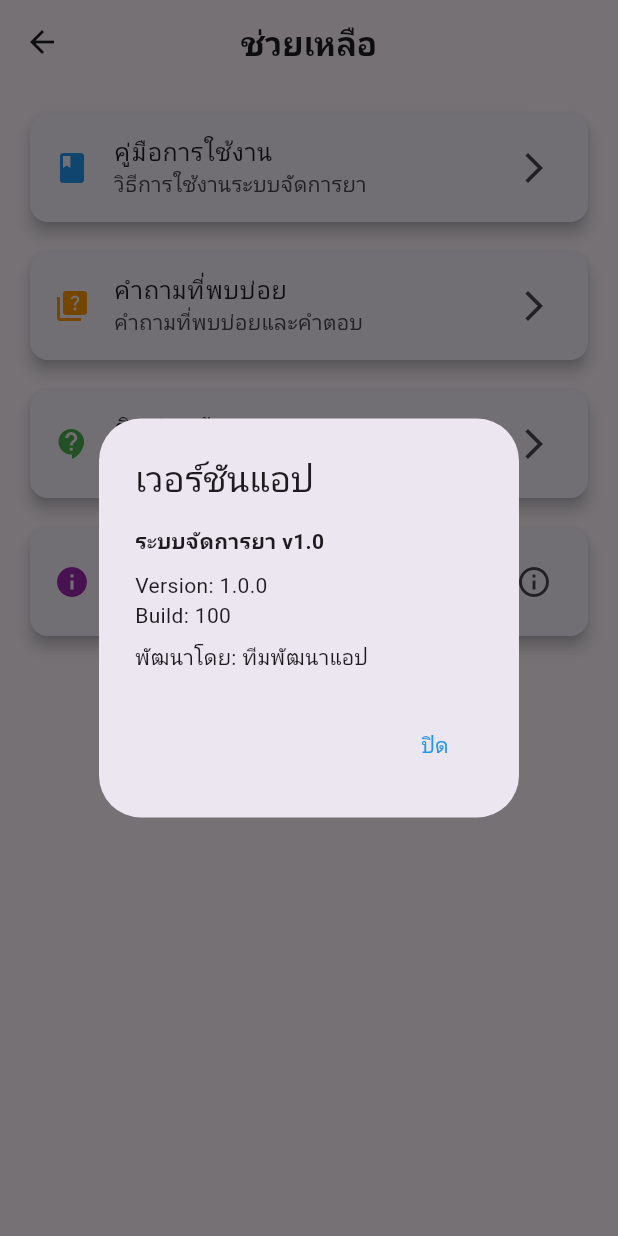
After one commit to SittikornPratomwan/DrugApp-Flutter, a Flutter app: the HelpPage screen opened directly, after a tap on "เวอร์ชันแอป", on a phone screen of 412 x 824 dp. The commit adds this screen. Run offline on Flutter 3.47's test engine with Material 3 defaults, Android fonts, the phone set to English and light mode, and no system bars.

Commit message:
help bottom

```diff
--- a/flutter_application_1/lib/---Menu---/drawerpage.dart
+++ b/flutter_application_1/lib/---Menu---/drawerpage.dart
@@ -2,6 +2,7 @@ import 'package:flutter/material.dart';
 import 'package:flutter_application_1/---Menu---/logout.dart';
 import '../---Menu---/adddrug.dart';
 import 'setting.dart';
+import 'help.dart';
 import '../---Translate---/locale_manager.dart';
 import '../---Translate---/vocabulary.dart';
 
@@ -126,7 +127,10 @@ class _DrawerPageState extends State<DrawerPage> {
             title: Text(AppLocalizations.get('help', currentLanguage)),
             onTap: () {
               Navigator.pop(context);
-              // Navigate to help page
+              Navigator.push(
+                context,
+                MaterialPageRoute(builder: (context) => const HelpPage()),
+              );
             },
           ),
 
--- /dev/null
+++ b/flutter_application_1/lib/---Menu---/help.dart
@@ -0,0 +1,170 @@
+import 'package:flutter/material.dart';
+import '../---Translate---/locale_manager.dart';
+import '../---Translate---/vocabulary.dart';
+
+class HelpPage extends StatefulWidget {
+  const HelpPage({super.key});
+
+  @override
+  State<HelpPage> createState() => _HelpPageState();
+}
+
+class _HelpPageState extends State<HelpPage> {
+  String get currentLanguage => localeManager.currentLocale.languageCode;
+
+  @override
+  Widget build(BuildContext context) {
+    return Scaffold(
+      appBar: AppBar(
+        title: Text(
+          AppLocalizations.get('help', currentLanguage),
+          style: const TextStyle(fontWeight: FontWeight.bold),
+        ),
+        centerTitle: true,
+      ),
+      body: ListView(
+        padding: const EdgeInsets.all(16.0),
+        children: [
+          Card(
+            elevation: 4,
+            child: ListTile(
+              leading: const Icon(Icons.book, color: Colors.blue),
+              title: Text(AppLocalizations.get('user_guide', currentLanguage)),
+              subtitle: Text(
+                currentLanguage == 'th'
+                  ? 'วิธีการใช้งานระบบจัดการยา'
+                  : 'How to use Drug Management System'
+              ),
+              trailing: const Icon(Icons.arrow_forward_ios),
+              onTap: () {
+                _showContentDialog(context,
+                  AppLocalizations.get('user_guide', currentLanguage),
+                  AppLocalizations.get('user_guide_content', currentLanguage)
+                );
+              },
+            ),
+          ),
+          const SizedBox(height: 12),
+          Card(
+            elevation: 4,
+            child: ListTile(
+              leading: const Icon(Icons.quiz, color: Colors.orange),
+              title: Text(AppLocalizations.get('faq', currentLanguage)),
+              subtitle: Text(
+                currentLanguage == 'th'
+                  ? 'คำถามที่พบบ่อยและคำตอบ'
+                  : 'Frequently Asked Questions'
+              ),
+              trailing: const Icon(Icons.arrow_forward_ios),
+              onTap: () {
+                _showContentDialog(context,
+                  AppLocalizations.get('faq', currentLanguage),
+                  AppLocalizations.get('faq_content', currentLanguage)
+                );
+              },
+            ),
+          ),
+          const SizedBox(height: 12),
+          Card(
+            elevation: 4,
+            child: ListTile(
+              leading: const Icon(Icons.contact_support, color: Colors.green),
+              title: Text(AppLocalizations.get('contact_support', currentLanguage)),
+              subtitle: Text(
+                currentLanguage == 'th'
+                  ? 'ติดต่อทีมสนับสนุน'
+                  : 'Contact our support team'
+              ),
+              trailing: const Icon(Icons.arrow_forward_ios),
+              onTap: () {
+                _showContentDialog(context,
+                  AppLocalizations.get('contact_support', currentLanguage),
+                  AppLocalizations.get('contact_info', currentLanguage)
+                );
+              },
+            ),
+          ),
+          const SizedBox(height: 12),
+          Card(
+            elevation: 4,
+            child: ListTile(
+              leading: const Icon(Icons.info, color: Colors.purple),
+              title: Text(AppLocalizations.get('app_version', currentLanguage)),
+              subtitle: const Text('v1.0.0'),
+              trailing: const Icon(Icons.info_outline),
+              onTap: () {
+                _showVersionInfo(context);
+              },
+            ),
+          ),
+        ],
+      ),
+    );
+  }
+
+  void _showContentDialog(BuildContext context, String title, String content) {
+    showDialog(
+      context: context,
+      builder: (BuildContext context) {
+        return AlertDialog(
+          title: Text(title),
+          content: SingleChildScrollView(
+            child: Text(content),
+          ),
+          actions: [
+            TextButton(
+              onPressed: () {
+                Navigator.of(context).pop();
+              },
+              child: Text(
+                currentLanguage == 'th' ? 'ปิด' : 'Close',
+                style: const TextStyle(color: Colors.blue),
+              ),
+            ),
+          ],
+        );
+      },
+    );
+  }
+
+  void _showVersionInfo(BuildContext context) {
+    showDialog(
+      context: context,
+      builder: (BuildContext context) {
+        return AlertDialog(
+          title: Text(AppLocalizations.get('app_version', currentLanguage)),
+          content: Column(
+            mainAxisSize: MainAxisSize.min,
+            crossAxisAlignment: CrossAxisAlignment.start,
+            children: [
+              Text(
+                '${AppLocalizations.get('drug_management_system', currentLanguage)}',
+                style: const TextStyle(fontWeight: FontWeight.bold),
+              ),
+              const SizedBox(height: 8),
+              const Text('Version: 1.0.0'),
+              const Text('Build: 100'),
+              const SizedBox(height: 8),
+              Text(
+                currentLanguage == 'th'
+                  ? 'พัฒนาโดย: ทีมพัฒนาแอป'
+                  : 'Developed by: App Development Team',
+              ),
+            ],
+          ),
+          actions: [
+            TextButton(
+              onPressed: () {
+                Navigator.of(context).pop();
+              },
+              child: Text(
+                currentLanguage == 'th' ? 'ปิด' : 'Close',
+                style: const TextStyle(color: Colors.blue),
+              ),
+            ),
+          ],
+        );
+      },
+    );
+  }
+}
--- a/flutter_application_1/lib/---Translate---/vocabulary.dart
+++ b/flutter_application_1/lib/---Translate---/vocabulary.dart
@@ -44,6 +44,14 @@ class AppLocalizations {
       'low_stock': 'สต็อกต่ำ',
       'expiry': 'หมดอายุ',
       'notifications': 'การแจ้งเตือน',
+      'user_guide': 'คู่มือการใช้งาน',
+      'faq': 'คำถามที่พบบ่อย',
+      'contact_support': 'ติดต่อสนับสนุน',
+      'app_version': 'เวอร์ชันแอป',
+      'help_dialog_title': 'ช่วยเหลือ',
+      'user_guide_content': 'วิธีการใช้งานระบบจัดการยา:\n\n1. เพิ่มยาใหม่ในระบบ\n2. ตรวจสอบสต็อกยา\n3. ดูรายงานยาใกล้หมดอายุ\n4. จัดการหมวดหมู่ยา',
+      'faq_content': 'คำถามที่พบบ่อย:\n\nQ: จะเพิ่มยาใหม่ได้อย่างไร?\nA: กดปุ่ม + ที่หน้าหลัก\n\nQ: จะดูยาที่ใกล้หมดอายุได้อย่างไร?\nA: ดูที่การ์ด "ใกล้หมดอายุ" ในหน้าหลัก',
+      'contact_info': 'ติดต่อทีมสนับสนุน:\n\nEmail: sittikorn.pr@live.ku.th\nEmail: kitchakan.s@live.ku.th',
     },
     'en': {
       'settings': 'Settings',
@@ -89,6 +97,14 @@ class AppLocalizations {
       'low_stock': 'Low Stock',
       'expiry': 'Expiry',
       'notifications': 'Notifications',
+      'user_guide': 'User Guide',
+      'faq': 'FAQ',
+      'contact_support': 'Contact Support',
+      'app_version': 'App Version',
+      'help_dialog_title': 'Help',
+      'user_guide_content': 'How to use Drug Management System:\n\n1. Add new drugs to the system\n2. Check drug inventory\n3. View expiring drugs report\n4. Manage drug categories',
+      'faq_content': 'Frequently Asked Questions:\n\nQ: How to add new drugs?\nA: Press the + button on the home page\n\nQ: How to view expiring drugs?\nA: Check the "Expiring Soon" card on the home page',
+      'contact_info': 'Contact Support Team:\n\nEmail: sittikorn.pr@live.ku.th\nEmail: kitchakan.s@live.ku.th',
     },
   };
 
```
Also changed, not shown: flutter_application_1/lib/drawer/drawerpage.dart (deleted, +0 -130 lines).
